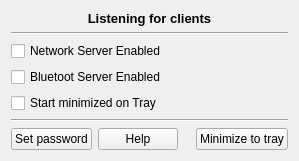
First picture: the form in mainwindow.ui, repository seba1452021/WifiMouseServer, before the edit.
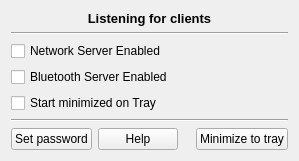
Second picture: the form after the edit.

Commit message: Now clicking on tray icon opens the main window.

What changed in the file:
```diff
--- a/mainwindow.ui
+++ b/mainwindow.ui
@@ -58,7 +58,7 @@
     <item>
      <widget class="QCheckBox" name="bluetoothEnabledCheck">
       <property name="text">
-       <string>Bluetoot Server Enabled</string>
+       <string>Bluetooth Server Enabled</string>
       </property>
      </widget>
     </item>
```
The commit also changes 2 other files.
